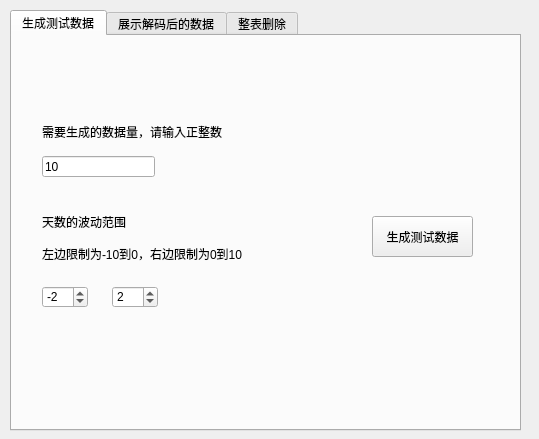
Before: the Qt Designer form UI/toolbox.ui in nitaichuchong/Check_in_tool, drawn with Qt 5.
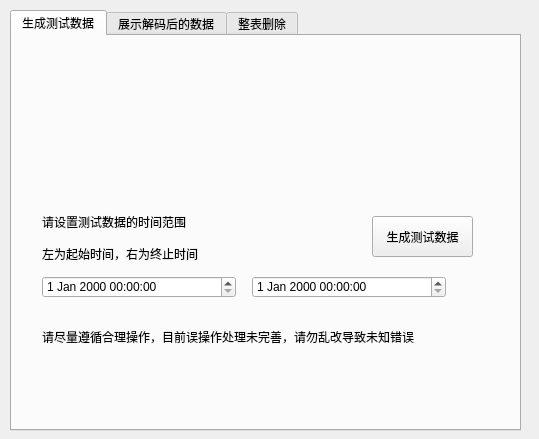
After: the same form once the commit is applied.

Commit message: 进一步完善了测试工具箱，关于生成数据功能还有展示功能的处理

Patch:
```diff
--- a/UI/toolbox.ui
+++ b/UI/toolbox.ui
@@ -42,78 +42,17 @@
       <string>生成测试数据</string>
      </property>
     </widget>
-    <widget class="QLabel" name="label">
-     <property name="geometry">
-      <rect>
-       <x>30</x>
-       <y>80</y>
-       <width>231</width>
-       <height>31</height>
-      </rect>
-     </property>
-     <property name="text">
-      <string>需要生成的数据量，请输入正整数</string>
-     </property>
-    </widget>
-    <widget class="QLineEdit" name="lineEdit_data_size">
-     <property name="geometry">
-      <rect>
-       <x>30</x>
-       <y>120</y>
-       <width>113</width>
-       <height>21</height>
-      </rect>
-     </property>
-     <property name="text">
-      <string>10</string>
-     </property>
-    </widget>
     <widget class="QLabel" name="label_2">
      <property name="geometry">
       <rect>
        <x>30</x>
        <y>170</y>
-       <width>111</width>
+       <width>191</width>
        <height>31</height>
       </rect>
      </property>
      <property name="text">
-      <string>天数的波动范围</string>
-     </property>
-    </widget>
-    <widget class="QSpinBox" name="spinBox_left">
-     <property name="geometry">
-      <rect>
-       <x>30</x>
-       <y>250</y>
-       <width>46</width>
-       <height>22</height>
-      </rect>
-     </property>
-     <property name="minimum">
-      <number>-10</number>
-     </property>
-     <property name="maximum">
-      <number>0</number>
-     </property>
-     <property name="value">
-      <number>-2</number>
-     </property>
-    </widget>
-    <widget class="QSpinBox" name="spinBox_right">
-     <property name="geometry">
-      <rect>
-       <x>100</x>
-       <y>250</y>
-       <width>46</width>
-       <height>22</height>
-      </rect>
-     </property>
-     <property name="maximum">
-      <number>10</number>
-     </property>
-     <property name="value">
-      <number>2</number>
+      <string>请设置测试数据的时间范围</string>
      </property>
     </widget>
     <widget class="QLabel" name="label_3">
@@ -126,7 +65,40 @@
       </rect>
      </property>
      <property name="text">
-      <string>左边限制为-10到0，右边限制为0到10</string>
+      <string>左为起始时间，右为终止时间</string>
+     </property>
+    </widget>
+    <widget class="QLabel" name="label_4">
+     <property name="geometry">
+      <rect>
+       <x>30</x>
+       <y>290</y>
+       <width>471</width>
+       <height>21</height>
+      </rect>
+     </property>
+     <property name="text">
+      <string>请尽量遵循合理操作，目前误操作处理未完善，请勿乱改导致未知错误</string>
+     </property>
+    </widget>
+    <widget class="QDateTimeEdit" name="dateTimeEdit_start">
+     <property name="geometry">
+      <rect>
+       <x>30</x>
+       <y>240</y>
+       <width>194</width>
+       <height>22</height>
+      </rect>
+     </property>
+    </widget>
+    <widget class="QDateTimeEdit" name="dateTimeEdit_end">
+     <property name="geometry">
+      <rect>
+       <x>240</x>
+       <y>240</y>
+       <width>194</width>
+       <height>22</height>
+      </rect>
      </property>
     </widget>
    </widget>
```
The commit also changes 2 other files.
